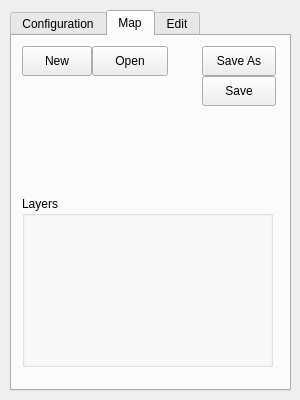
This is Annchienta/games/editor/editor.ui in sago007/annchienta as Qt 5 draws it before an edit. The edited form follows.
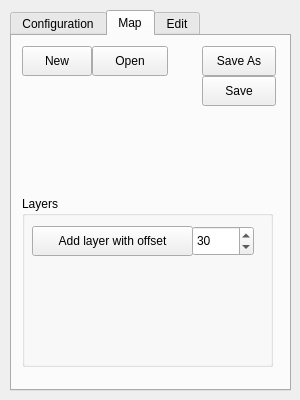
This is the edited form. The open tabs and pages were chosen to show the change.

Commit message: Editor can now edit multiple layers.

The edit to the form file:
```diff
--- a/Annchienta/games/editor/editor.ui
+++ b/Annchienta/games/editor/editor.ui
@@ -228,6 +228,38 @@
      <property name="title" >
       <string>Layers</string>
      </property>
+     <widget class="QPushButton" name="addLayerButton" >
+      <property name="geometry" >
+       <rect>
+        <x>10</x>
+        <y>30</y>
+        <width>161</width>
+        <height>30</height>
+       </rect>
+      </property>
+      <property name="text" >
+       <string>Add layer with offset</string>
+      </property>
+     </widget>
+     <widget class="QSpinBox" name="addLayerZBox" >
+      <property name="geometry" >
+       <rect>
+        <x>170</x>
+        <y>30</y>
+        <width>62</width>
+        <height>30</height>
+       </rect>
+      </property>
+      <property name="suffix" >
+       <string/>
+      </property>
+      <property name="maximum" >
+       <number>199</number>
+      </property>
+      <property name="value" >
+       <number>30</number>
+      </property>
+     </widget>
     </widget>
    </widget>
    <widget class="QWidget" name="editTab" >
```
Left out of the diff: 2 changed lines with no effect on the pictures. The commit also changes 5 other files.
